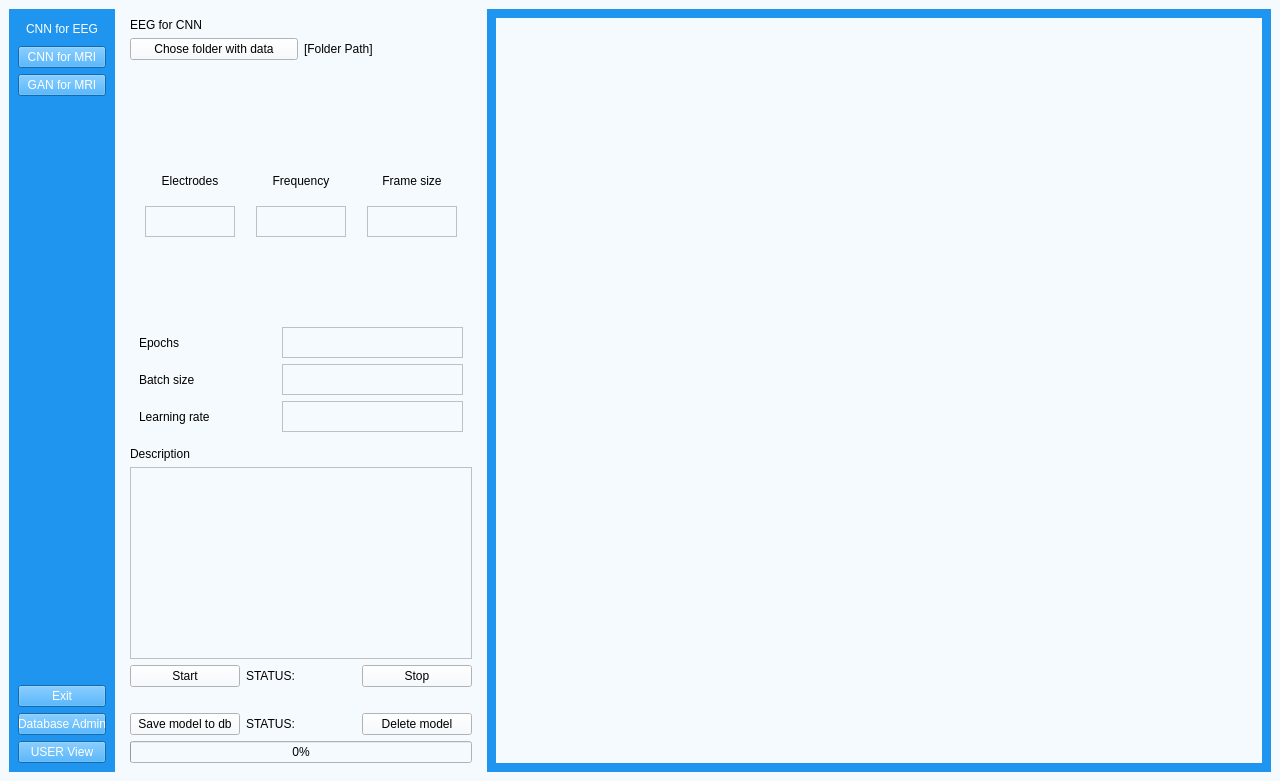
matimusial/ADHDPredictorApp, file UI/aUI_projekt_EEG.ui: the form before one commit.
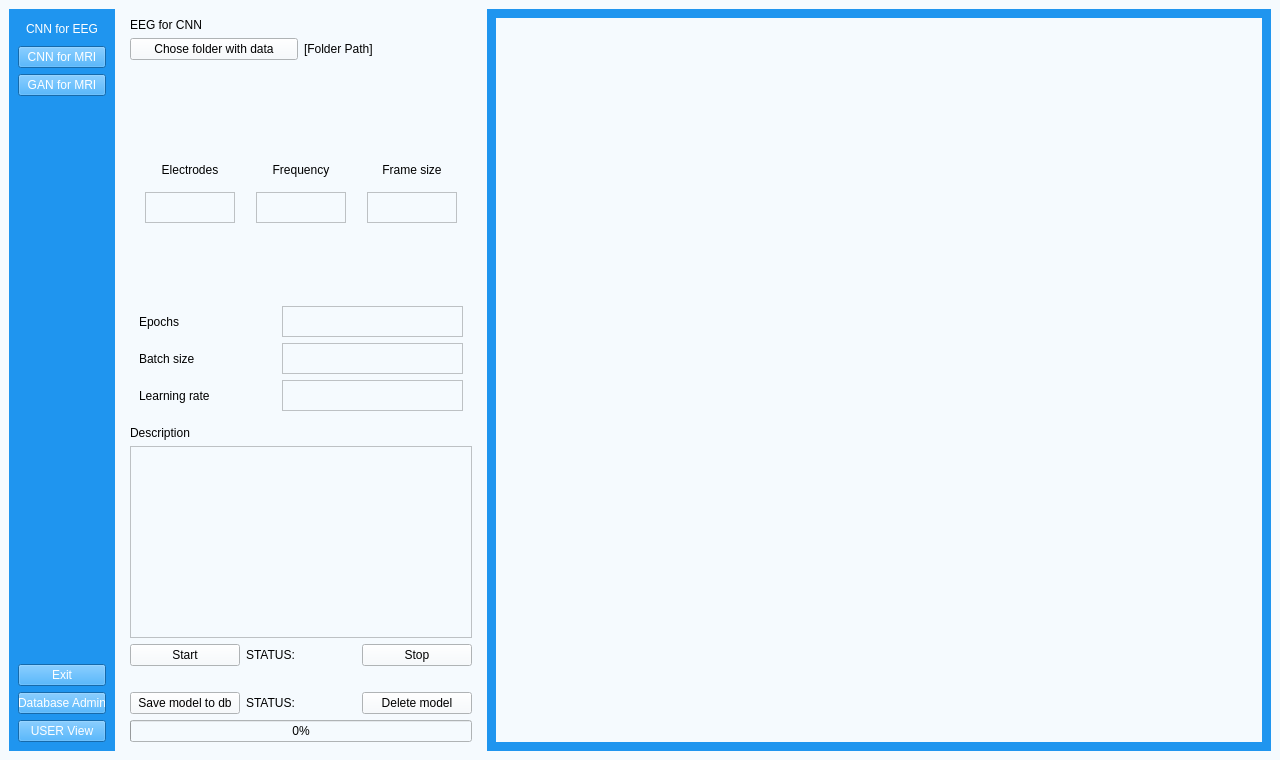
The form after the commit. Icons and pictures are not drawn.

What changed in the file:
```diff
--- a/UI/aUI_projekt_EEG.ui
+++ b/UI/aUI_projekt_EEG.ui
@@ -7,7 +7,7 @@
     <x>0</x>
     <y>0</y>
     <width>1280</width>
-    <height>781</height>
+    <height>760</height>
    </rect>
   </property>
   <property name="sizePolicy">
```
